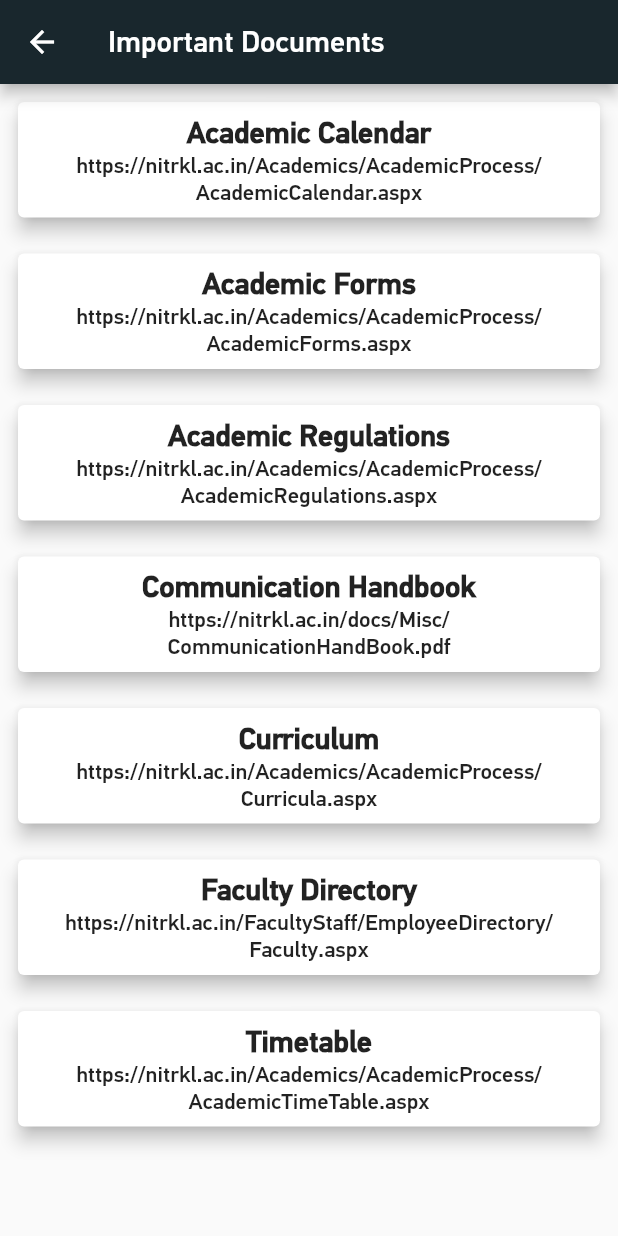
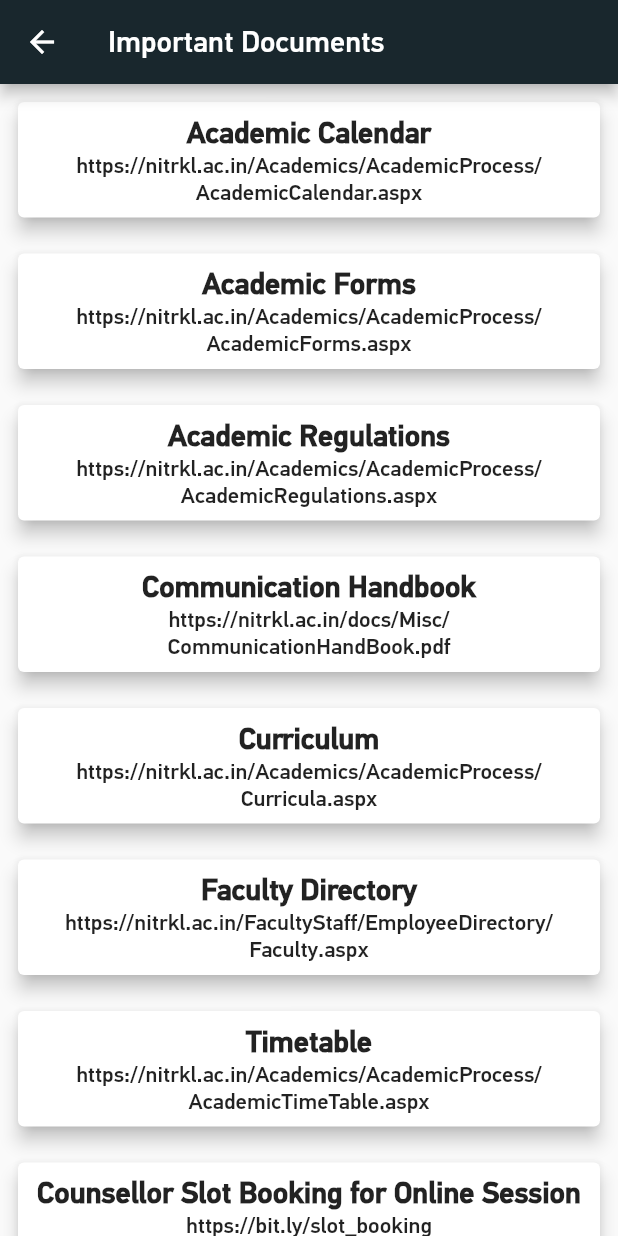
Before and after one commit to cmobiledev5/Institute-Counselling-mobile-app, a Flutter app: the ImpDocs screen opened by its route, on a phone screen of 412 x 824 dp. Run offline on Flutter 3.47's test engine with Material 2 defaults, Android fonts, the light colour scheme and no system bars; our stand-ins replace camera, cloud_firestore, firebase_auth, firebase_crashlytics, firebase_database, firebase_messaging and 4 more; missing offline and left inert: a package; accounts and stored records are empty.

Commit message:
Added one important document
Former-commit-id: 059e2fcaa1744ac48295eeb7e0df19d84cc7659e

```diff
--- a/scp/lib/drawer_screens/important_documents.dart
+++ b/scp/lib/drawer_screens/important_documents.dart
@@ -27,10 +27,7 @@ class ImpDocs extends StatelessWidget {
             docCard(context, "Curriculum", "https://nitrkl.ac.in/Academics/AcademicProcess/Curricula.aspx"),
             docCard(context, "Faculty Directory", "https://nitrkl.ac.in/FacultyStaff/EmployeeDirectory/Faculty.aspx"),
             docCard(context, "Timetable", "https://nitrkl.ac.in/Academics/AcademicProcess/AcademicTimeTable.aspx"),
-
-
-
-
+            docCard(context, "Counsellor Slot Booking for Online Session", "https://bit.ly/slot_booking"),
           ],
         ),
       )
```
Also changed, not shown: 1 other file.
